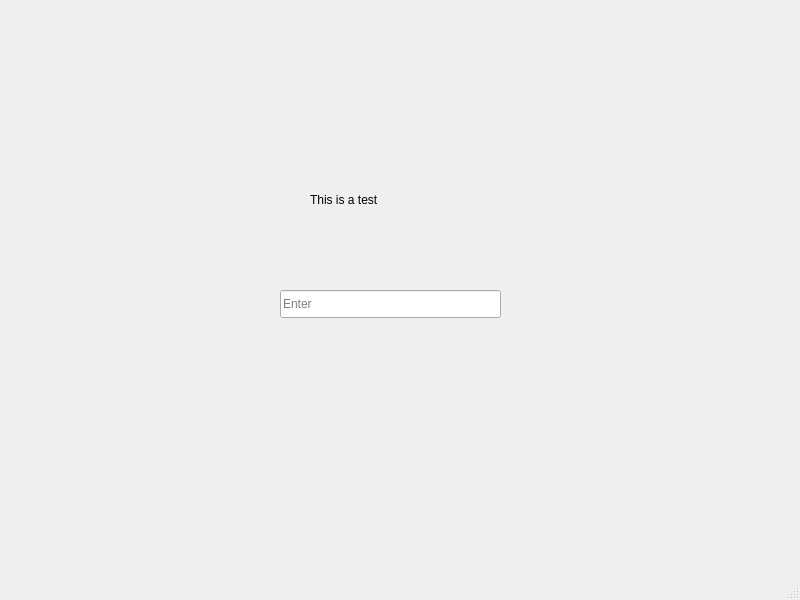
This is main.ui in skyraider256526/customer-segmentation as Qt 5 draws it before an edit. The edited form follows.
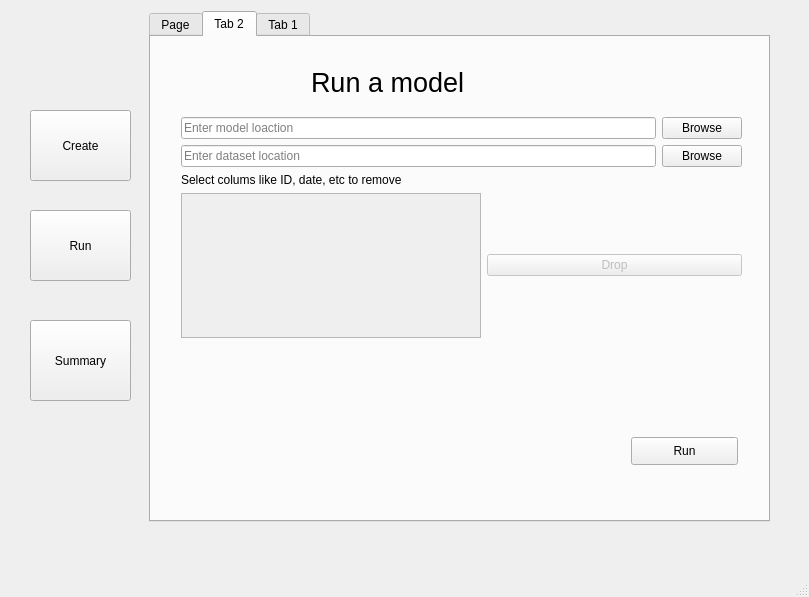
This is the edited form. The open tabs and pages were chosen to show the change. Icons and pictures are not drawn.

```diff
--- a/main.ui
+++ b/main.ui
@@ -6,45 +6,431 @@
    <rect>
     <x>0</x>
     <y>0</y>
-    <width>800</width>
-    <height>600</height>
+    <width>809</width>
+    <height>597</height>
    </rect>
   </property>
   <property name="windowTitle">
    <string>MainWindow</string>
   </property>
   <widget class="QWidget" name="centralwidget">
-   <widget class="QLabel" name="label">
+   <widget class="QTabWidget" name="tabWidget">
+    <property name="enabled">
+     <bool>true</bool>
+    </property>
     <property name="geometry">
      <rect>
-      <x>310</x>
-      <y>190</y>
-      <width>151</width>
-      <height>20</height>
+      <x>149</x>
+      <y>11</y>
+      <width>621</width>
+      <height>511</height>
      </rect>
     </property>
+    <property name="minimumSize">
+     <size>
+      <width>521</width>
+      <height>0</height>
+     </size>
+    </property>
+    <property name="toolTip">
+     <string>Dataset location</string>
+    </property>
+    <property name="toolTipDuration">
+     <number>1</number>
+    </property>
+    <property name="currentIndex">
+     <number>2</number>
+    </property>
+    <widget class="QWidget" name="tab_3">
+     <attribute name="title">
+      <string>Page</string>
+     </attribute>
+     <widget class="QPushButton" name="button_summary">
+      <property name="geometry">
+       <rect>
+        <x>470</x>
+        <y>60</y>
+        <width>107</width>
+        <height>28</height>
+       </rect>
+      </property>
+      <property name="text">
+       <string>Browse</string>
+      </property>
+     </widget>
+     <widget class="QLineEdit" name="lineEdit_summary">
+      <property name="geometry">
+       <rect>
+        <x>32</x>
+        <y>60</y>
+        <width>421</width>
+        <height>28</height>
+       </rect>
+      </property>
+      <property name="placeholderText">
+       <string>Enter dataset location</string>
+      </property>
+     </widget>
+     <widget class="QTableWidget" name="tableWidget">
+      <property name="geometry">
+       <rect>
+        <x>30</x>
+        <y>140</y>
+        <width>551</width>
+        <height>291</height>
+       </rect>
+      </property>
+     </widget>
+     <widget class="QLabel" name="label_3">
+      <property name="geometry">
+       <rect>
+        <x>40</x>
+        <y>100</y>
+        <width>89</width>
+        <height>20</height>
+       </rect>
+      </property>
+      <property name="text">
+       <string>Summary:</string>
+      </property>
+     </widget>
+     <widget class="QLabel" name="label_6">
+      <property name="geometry">
+       <rect>
+        <x>150</x>
+        <y>10</y>
+        <width>341</width>
+        <height>31</height>
+       </rect>
+      </property>
+      <property name="font">
+       <font>
+        <pointsize>20</pointsize>
+       </font>
+      </property>
+      <property name="text">
+       <string>Generate Summary</string>
+      </property>
+     </widget>
+    </widget>
+    <widget class="QWidget" name="tab_2">
+     <attribute name="title">
+      <string>Tab 2</string>
+     </attribute>
+     <widget class="QWidget" name="verticalLayoutWidget_2">
+      <property name="geometry">
+       <rect>
+        <x>30</x>
+        <y>80</y>
+        <width>561</width>
+        <height>221</height>
+       </rect>
+      </property>
+      <layout class="QVBoxLayout" name="verticalLayout_2">
+       <item>
+        <layout class="QHBoxLayout" name="horizontalLayout_3">
+         <item>
+          <widget class="QLineEdit" name="lineEdit_model">
+           <property name="placeholderText">
+            <string>Enter model loaction</string>
+           </property>
+          </widget>
+         </item>
+         <item>
+          <widget class="QPushButton" name="button_model">
+           <property name="text">
+            <string>Browse</string>
+           </property>
+          </widget>
+         </item>
+        </layout>
+       </item>
+       <item>
+        <layout class="QHBoxLayout" name="horizontalLayout_4">
+         <item>
+          <widget class="QLineEdit" name="lineEdit_data_test">
+           <property name="placeholderText">
+            <string>Enter dataset location</string>
+           </property>
+          </widget>
+         </item>
+         <item>
+          <widget class="QPushButton" name="button_data_test">
+           <property name="text">
+            <string>Browse</string>
+           </property>
+          </widget>
+         </item>
+        </layout>
+       </item>
+       <item>
+        <widget class="QLabel" name="label_2">
+         <property name="text">
+          <string>Select colums like ID, date, etc to remove</string>
+         </property>
+        </widget>
+       </item>
+       <item>
+        <layout class="QHBoxLayout" name="horizontalLayout_5">
+         <item>
+          <widget class="QListWidget" name="listWidget_data_test">
+           <property name="enabled">
+            <bool>false</bool>
+           </property>
+           <property name="maximumSize">
+            <size>
+             <width>300</width>
+             <height>300</height>
+            </size>
+           </property>
+           <property name="baseSize">
+            <size>
+             <width>300</width>
+             <height>200</height>
+            </size>
+           </property>
+           <property name="sizeAdjustPolicy">
+            <enum>QAbstractScrollArea::AdjustToContents</enum>
+           </property>
+           <property name="selectionMode">
+            <enum>QAbstractItemView::MultiSelection</enum>
+           </property>
+           <property name="selectionBehavior">
+            <enum>QAbstractItemView::SelectItems</enum>
+           </property>
+          </widget>
+         </item>
+         <item>
+          <widget class="QPushButton" name="button_drop_2">
+           <property name="enabled">
+            <bool>false</bool>
+           </property>
+           <property name="text">
+            <string>Drop</string>
+           </property>
+          </widget>
+         </item>
+        </layout>
+       </item>
+      </layout>
+     </widget>
+     <widget class="QPushButton" name="button_run">
+      <property name="geometry">
+       <rect>
+        <x>480</x>
+        <y>400</y>
+        <width>107</width>
+        <height>28</height>
+       </rect>
+      </property>
+      <property name="text">
+       <string>Run</string>
+      </property>
+     </widget>
+     <widget class="QLabel" name="label_5">
+      <property name="geometry">
+       <rect>
+        <x>160</x>
+        <y>30</y>
+        <width>341</width>
+        <height>31</height>
+       </rect>
+      </property>
+      <property name="font">
+       <font>
+        <pointsize>20</pointsize>
+       </font>
+      </property>
+      <property name="text">
+       <string>Run a model</string>
+      </property>
+     </widget>
+    </widget>
+    <widget class="QWidget" name="tab">
+     <attribute name="title">
+      <string>Tab 1</string>
+     </attribute>
+     <widget class="QWidget" name="verticalLayoutWidget">
+      <property name="geometry">
+       <rect>
+        <x>30</x>
+        <y>80</y>
+        <width>561</width>
+        <height>200</height>
+       </rect>
+      </property>
+      <layout class="QVBoxLayout" name="verticalLayout">
+       <item>
+        <layout class="QHBoxLayout" name="horizontalLayout">
+         <item>
+          <widget class="QLineEdit" name="lineEdit_data_train">
+           <property name="enabled">
+            <bool>true</bool>
+           </property>
+           <property name="toolTip">
+            <string/>
+           </property>
+           <property name="text">
+            <string/>
+           </property>
+           <property name="alignment">
+            <set>Qt::AlignLeading|Qt::AlignLeft|Qt::AlignVCenter</set>
+           </property>
+           <property name="placeholderText">
+            <string>Dataset Location</string>
+           </property>
+          </widget>
+         </item>
+         <item>
+          <widget class="QPushButton" name="button_data_train">
+           <property name="enabled">
+            <bool>true</bool>
+           </property>
+           <property name="text">
+            <string>Browse</string>
+           </property>
+          </widget>
+         </item>
+        </layout>
+       </item>
+       <item>
+        <widget class="QLabel" name="label">
+         <property name="text">
+          <string>Select colums like ID, date, etc to remove</string>
+         </property>
+        </widget>
+       </item>
+       <item>
+        <layout class="QHBoxLayout" name="horizontalLayout_2">
+         <item>
+          <widget class="QListWidget" name="listWidget_data_train">
+           <property name="enabled">
+            <bool>false</bool>
+           </property>
+           <property name="maximumSize">
+            <size>
+             <width>300</width>
+             <height>300</height>
+            </size>
+           </property>
+           <property name="baseSize">
+            <size>
+             <width>300</width>
+             <height>200</height>
+            </size>
+           </property>
+           <property name="sizeAdjustPolicy">
+            <enum>QAbstractScrollArea::AdjustToContents</enum>
+           </property>
+           <property name="selectionMode">
+            <enum>QAbstractItemView::MultiSelection</enum>
+           </property>
+           <property name="selectionBehavior">
+            <enum>QAbstractItemView::SelectItems</enum>
+           </property>
+          </widget>
+         </item>
+         <item>
+          <widget class="QPushButton" name="button_drop">
+           <property name="enabled">
+            <bool>false</bool>
+           </property>
+           <property name="text">
+            <string>Drop</string>
+           </property>
+          </widget>
+         </item>
+        </layout>
+       </item>
+      </layout>
+     </widget>
+     <widget class="QPushButton" name="button_train">
+      <property name="geometry">
+       <rect>
+        <x>480</x>
+        <y>410</y>
+        <width>107</width>
+        <height>28</height>
+       </rect>
+      </property>
+      <property name="text">
+       <string>Train</string>
+      </property>
+     </widget>
+     <widget class="QLabel" name="label_4">
+      <property name="geometry">
+       <rect>
+        <x>160</x>
+        <y>30</y>
+        <width>341</width>
+        <height>31</height>
+       </rect>
+      </property>
+      <property name="font">
+       <font>
+        <pointsize>20</pointsize>
+       </font>
+      </property>
+      <property name="text">
+       <string>Create a model</string>
+      </property>
+     </widget>
+    </widget>
+   </widget>
+   <widget class="QPushButton" name="pushButton_2">
+    <property name="geometry">
+     <rect>
+      <x>30</x>
+      <y>210</y>
+      <width>101</width>
+      <height>71</height>
+     </rect>
+    </property>
     <property name="text">
-     <string>This is a test</string>
+     <string>Run</string>
     </property>
-    <property name="scaledContents">
-     <bool>true</bool>
+   </widget>
+   <widget class="QPushButton" name="pushButton_3">
+    <property name="geometry">
+     <rect>
+      <x>30</x>
+      <y>320</y>
+      <width>101</width>
+      <height>81</height>
+     </rect>
     </property>
+    <property name="text">
+     <string>Summary</string>
+    </property>
    </widget>
-   <widget class="QLineEdit" name="lineEdit">
+   <widget class="QPushButton" name="pushButton">
     <property name="geometry">
      <rect>
-      <x>280</x>
-      <y>290</y>
-      <width>221</width>
-      <height>28</height>
+      <x>30</x>
+      <y>110</y>
+      <width>101</width>
+      <height>71</height>
      </rect>
     </property>
-    <property name="placeholderText">
-     <string>Enter</string>
+    <property name="sizePolicy">
+     <sizepolicy hsizetype="Expanding" vsizetype="Fixed">
+      <horstretch>0</horstretch>
+      <verstretch>0</verstretch>
+     </sizepolicy>
     </property>
-    <property name="clearButtonEnabled">
-     <bool>true</bool>
+    <property name="text">
+     <string>Create</string>
     </property>
+    <property name="icon">
+     <iconset>
+      <normaloff>:/icons/home.png</normaloff>:/icons/home.png</iconset>
+    </property>
+    <property name="iconSize">
+     <size>
+      <width>50</width>
+      <height>50</height>
+     </size>
+    </property>
    </widget>
   </widget>
   <widget class="QMenuBar" name="menubar">
```
Left out of the diff: 8 changed lines with no effect on the pictures.
